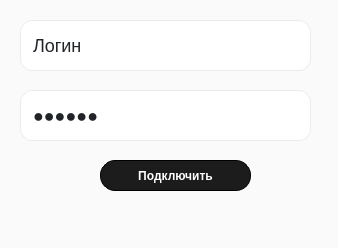
sor88/rdpoverssh, file desing_minimal.ui: the form before one commit.
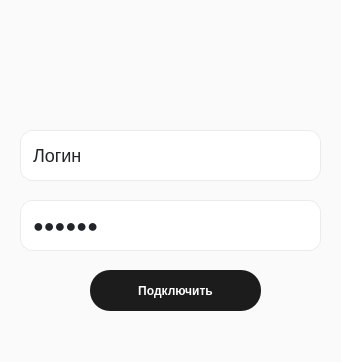
The form after the commit. Icons and pictures are not drawn.

Patch:
```diff
--- a/desing_minimal.ui
+++ b/desing_minimal.ui
@@ -6,8 +6,8 @@
    <rect>
     <x>0</x>
     <y>0</y>
-    <width>338</width>
-    <height>248</height>
+    <width>341</width>
+    <height>362</height>
    </rect>
   </property>
   <property name="cursor">
@@ -46,8 +46,8 @@
 
 QPushButton{
 background-color: black;
-border: 1px solid black;
-border-radius: 15px;
+border: 1px #ebebeb;
+border-radius: 20px;
 display: flex;
 justify-content: center;
 background-color: #1c1c1c;
@@ -73,15 +73,12 @@
    <widget class="QPushButton" name="pushButton">
     <property name="geometry">
      <rect>
-      <x>100</x>
-      <y>160</y>
-      <width>151</width>
-      <height>31</height>
+      <x>90</x>
+      <y>270</y>
+      <width>171</width>
+      <height>41</height>
      </rect>
     </property>
-    <property name="styleSheet">
-     <string notr="true"/>
-    </property>
     <property name="text">
      <string>Подключить</string>
     </property>
@@ -90,8 +87,8 @@
     <property name="geometry">
      <rect>
       <x>20</x>
-      <y>90</y>
-      <width>291</width>
+      <y>200</y>
+      <width>301</width>
       <height>51</height>
      </rect>
     </property>
@@ -106,8 +103,8 @@
     <property name="geometry">
      <rect>
       <x>20</x>
-      <y>20</y>
-      <width>291</width>
+      <y>130</y>
+      <width>301</width>
       <height>51</height>
      </rect>
     </property>
```
Left out of the diff: 22 changed lines with no effect on the pictures.
